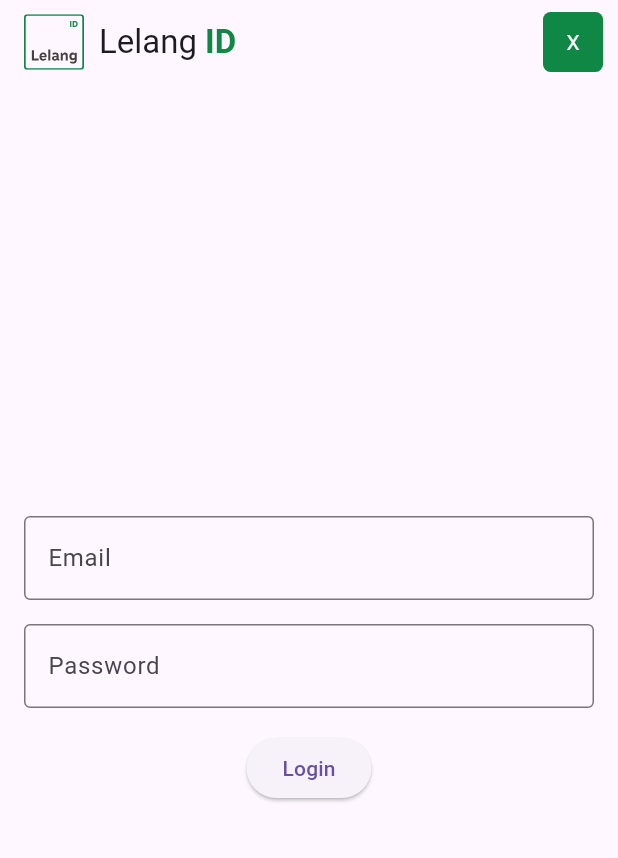
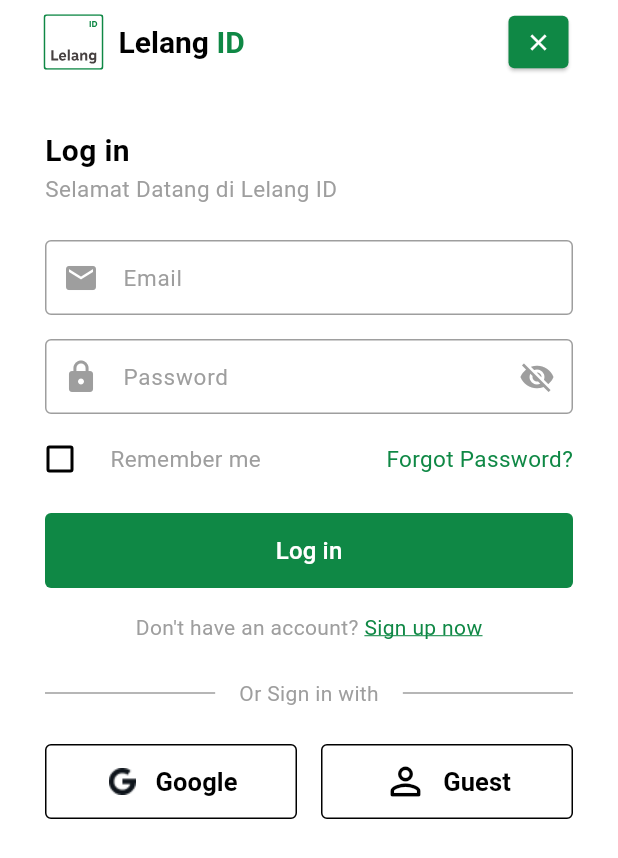
Before and after one commit to Rzki-Lil/lelangfb, a Flutter app: the screen it shows after launch, on a phone screen of 412 x 824 dp. Shown: the top 858 px of the screen. Run offline on Flutter 3.47's test engine with Material 3 defaults, Android fonts, the phone set to English and light mode, and no system bars; our stand-ins replace firebase_auth, firebase_core, flutter_svg, get, google_fonts, shared_preferences and 1 more; accounts and stored records are empty; Roboto replaces fonts that are missing (MotivaSans, MotivaSansBold).

Commit message:
proggres page Login - log anonim dll

```diff
--- a/lib/app/controllers/auth_controller.dart
+++ b/lib/app/controllers/auth_controller.dart
@@ -1,13 +1,36 @@
 import 'package:firebase_auth/firebase_auth.dart';
 import 'package:get/get.dart';
 import 'package:lelang_fb/app/routes/app_pages.dart';
+import 'package:shared_preferences/shared_preferences.dart';
 
 class AuthController extends GetxController {
-  //TODO: Implement AuthController
   FirebaseAuth auth = FirebaseAuth.instance;
+  RxBool rememberMe = false.obs;
+  RxBool isGuest = false.obs;
 
   // Menggunakan getter untuk stream auth status
   Stream<User?> get streamAuthStatus => auth.authStateChanges();
+
+  @override
+  void onInit() {
+    super.onInit();
+    loadRememberMeStatus();
+    checkGuestStatus();
+  }
+
+  void loadRememberMeStatus() async {
+    SharedPreferences prefs = await SharedPreferences.getInstance();
+    rememberMe.value = prefs.getBool('rememberMe') ?? false;
+    if (rememberMe.value) {
+      String? email = prefs.getString('email');
+      String? password = prefs.getString('password');
+      if (email != null && password != null) {
+        if (auth.currentUser == null) {
+          login(email, password);
+        }
+      }
+    }
+  }
 
   void login(String email, String password) async {
     try {
@@ -15,23 +38,82 @@
         email: email,
         password: password,
       );
+      if (rememberMe.value) {
+        saveLoginInfo(email, password);
+      } else {
+        clearLoginInfo();
+      }
       Get.offAllNamed(Routes.HOME);
-      Get.snackbar('Success', 'Logged in as ${userCredential.user?.email}');
+      Get.snackbar('Berhasil', 'Masuk sebagai ${userCredential.user?.email}');
     } on FirebaseAuthException catch (e) {
-      if (e.code == 'user-not-found') {
-        Get.snackbar('Error', 'No user found for that email.');
-      } else if (e.code == 'wrong-password') {
-        Get.snackbar('Error', 'Wrong password provided.');
-      } else {
-        Get.snackbar('Error', e.message ?? 'An error occurred');
+      print("FirebaseAuthException: ${e.code} - ${e.message}");
+      switch (e.code) {
+        case 'user-not-found':
+          Get.snackbar('Error', 'Tidak ada pengguna dengan email tersebut.');
+          break;
+        case 'wrong-password':
+          Get.snackbar('Error', 'Password yang dimasukkan salah.');
+          break;
+        case 'invalid-credential':
+          Get.snackbar('Error', 'Email atau password salah.');
+          break;
+        case 'invalid-email':
+          Get.snackbar('Error', 'Format email tidak valid.');
+          break;
+        case 'too-many-requests':
+          Get.snackbar('Error', 'Terlalu banyak percobaan. Coba lagi nanti.');
+          break;
+        default:
+          Get.snackbar('Error', e.message ?? 'Terjadi kesalahan saat login');
       }
     } catch (e) {
-      Get.snackbar('Error', 'An unexpected error occurred');
+      print("Unexpected error: $e");
+      Get.snackbar('Error', 'Terjadi kesalahan yang tidak terduga');
     }
+  }
+
+  void loginAsGuest() async {
+    try {
+      await auth.signInAnonymously();
+      isGuest.value = true;
+      Get.offAllNamed(Routes.HOME);
+      Get.snackbar('Berhasil', 'Masuk sebagai Tamu');
+    } catch (e) {
+      print("Error saat login sebagai tamu: $e");
+      Get.snackbar('Error', 'Gagal masuk sebagai Tamu');
+    }
+  }
+
+  void checkGuestStatus() {
+    isGuest.value = auth.currentUser?.isAnonymous ?? false;
   }
 
   void logout() async {
     await auth.signOut();
+    clearLoginInfo();
+    rememberMe.value = false;
+    isGuest.value = false;
     Get.offAllNamed(Routes.LOGIN);
   }
+
+  void saveLoginInfo(String email, String password) async {
+    SharedPreferences prefs = await SharedPreferences.getInstance();
+    await prefs.setString('email', email);
+    await prefs.setString('password', password);
+    await prefs.setBool('rememberMe', true);
+  }
+
+  void clearLoginInfo() async {
+    SharedPreferences prefs = await SharedPreferences.getInstance();
+    await prefs.remove('email');
+    await prefs.remove('password');
+    await prefs.remove('rememberMe');
+  }
+
+  Future<Map<String, String>> getLoginInfo() async {
+    SharedPreferences prefs = await SharedPreferences.getInstance();
+    String email = prefs.getString('email') ?? '';
+    String password = prefs.getString('password') ?? '';
+    return {'email': email, 'password': password};
+  }
 }
--- a/lib/app/modules/login/controllers/login_controller.dart
+++ b/lib/app/modules/login/controllers/login_controller.dart
@@ -4,6 +4,10 @@
   //TODO: Implement LoginController
 
   final count = 0.obs;
+
+  get emailC => null;
+
+  get passwordC => null;
   @override
   void onInit() {
     super.onInit();
--- a/lib/app/modules/login/views/login_view.dart
+++ b/lib/app/modules/login/views/login_view.dart
@@ -1,94 +1,238 @@
 import 'package:flutter/material.dart';
 import 'package:get/get.dart';
+import 'package:lelang_fb/app/routes/app_pages.dart';
 
 import '../../../../core/assets/assets.gen.dart';
 import '../../../../core/constants/color.dart';
 import '../controllers/login_controller.dart';
 import 'package:lelang_fb/app/controllers/auth_controller.dart';
+import 'package:lelang_fb/app/utils/buttons.dart';
+import 'package:lelang_fb/app/utils/custom_text_field.dart';
 
 class LoginView extends GetView<LoginController> {
   final emailC = TextEditingController();
   final passwordC = TextEditingController();
-  final authC = Get.find<AuthController>(); // Mendapatkan instance AuthController
+  final authC = Get.find<AuthController>();
 
   @override
   Widget build(BuildContext context) {
+    WidgetsBinding.instance.addPostFrameCallback((_) {
+      loadLoginInfo();
+    });
+
     return Scaffold(
       appBar: AppBar(
-        title: Row(
+        automaticallyImplyLeading: false,
+        title: Padding(
+          padding: const EdgeInsets.all(13.0),
+          child: Row(
+            mainAxisAlignment: MainAxisAlignment.spaceBetween,
+            children: [
+              Row(
                 children: [
                   Assets.svg.logoLelangV2.svg(width: 40),
                   SizedBox(width: 10),
                   Text(
                     "Lelang ",
-              style: TextStyle(fontFamily: 'MotivaSansBold'),
+                    style: TextStyle(
+                        fontWeight: FontWeight.w700),
                   ),
                   Text(
                     "ID",
                     style: TextStyle(
-                fontFamily: 'MotivaSansBold',
                       fontWeight: FontWeight.bold,
                       color: AppColors.hijauTua,
                     ),
                   ),
                 ],
               ),
-        actions: [
-          Padding(
-            padding: const EdgeInsets.only(right: 10),
-            child: GestureDetector(
-              onTap: () {
-                print("dsada");
+              ElevatedButton(
+                onPressed: () {
+                  print("Tombol X ditekan");
                 },
-              child: Container(
-                height: 40,
-                width: 40,
-                decoration: BoxDecoration(
-                  borderRadius: BorderRadius.circular(5),
-                  color: AppColors.hijauTua,
+                style: ElevatedButton.styleFrom(
+                  backgroundColor: AppColors.hijauTua,
+                  shape: RoundedRectangleBorder(
+                    borderRadius: BorderRadius.circular(4),
                   ),
-                child: Center(
-                  child: Text(
-                    "X",
-                    style: TextStyle(
-                      color: AppColors.white,
+                  minimumSize: Size(40, 35),
+                  padding: EdgeInsets.zero, // Menghilangkan padding default
+                ),
+                child: Icon(Icons.close, color: Colors.white),
+              ),
+            ],
           ),
         ),
       ),
+      body: Padding(
+        padding: const EdgeInsets.all(30.0),
+        child: Column(
+          crossAxisAlignment: CrossAxisAlignment.start,
+          children: [
+            Text(
+              "Log in",
+              style: TextStyle(
+
+                fontSize: 20,
+                fontWeight: FontWeight.w700,
               ),
             ),
-          )
+            Text(
+              "Selamat Datang di Lelang ID",
+              style: TextStyle(
+                   fontSize: 15, color: Colors.grey),
+            ),
+            SizedBox(height: 24),
+            CustomTextField(
+              controller: emailC,
+              labelText: 'Email',
+              prefixIcon: Icon(Icons.email),
+              keyboardType: TextInputType.emailAddress,
+              height: 50,
+            ),
+            SizedBox(height: 16),
+            CustomTextField(
+              controller: passwordC,
+              labelText: 'Password',
+              isPassword: true,
+              prefixIcon: Icon(Icons.lock),
+              height: 50,
+            ),
+            SizedBox(height: 10),
+            Row(
+              mainAxisAlignment: MainAxisAlignment.spaceBetween,
+              children: [
+                Transform.translate(
+                  offset: Offset(-10, 0),
+                  child: Obx(() => Container(
+                        child: Checkbox(
+                          value: authC.rememberMe.value,
+                          onChanged: (value) {
+                            authC.rememberMe.value = value!;
+                          },
+                          activeColor: AppColors.hijauTua,
+                          materialTapTargetSize:
+                              MaterialTapTargetSize.shrinkWrap,
+                        ),
+                      )),
+                ),
+                Transform.translate(
+                  offset: Offset(-40, 0),
+                  child: Text(
+                    "Remember me",
+                    style: TextStyle(
+                      fontSize: 15,
+                      color: Colors.grey,
+                    ),
+                  ),
+                ),
+                GestureDetector(
+                  onTap: () {
+                    print("Lupa password diklik");
+                  },
+                  child: Text(
+                    "Forgot Password?",
+                    style: TextStyle(
+                      fontSize: 15,
+                      color: AppColors.hijauTua,
+                    ),
+                  ),
+                ),
               ],
             ),
-      body: Padding(
-        padding: const EdgeInsets.all(16.0),
-        child: Column(
+            SizedBox(height: 16),
+            Button.filled(
+              onPressed: () => authC.login(emailC.text, passwordC.text),
+              label: 'Log in',
+              color: AppColors.hijauTua,
+              width: double.infinity,
+            ),
+            SizedBox(height: 16),
+            Row(
               mainAxisAlignment: MainAxisAlignment.center,
               children: [
-            TextField(
-              controller: emailC,
-              decoration: InputDecoration(
-                labelText: 'Email',
-                border: OutlineInputBorder(),
+                Text(
+                  "Don't have an account? ",
+                  style: TextStyle(
+                    fontSize: 14,
+                    color: Colors.grey,
                   ),
                 ),
-            SizedBox(height: 16),
-            TextField(
-              controller: passwordC,
-              decoration: InputDecoration(
-                labelText: 'Password',
-                border: OutlineInputBorder(),
+                GestureDetector(
+                  onTap: () {
+                    Get.toNamed(Routes.SIGNUP);
+                    print("Sign up now diklik");
+                  },
+                  child: Text(
+                    "Sign up now",
+                    style: TextStyle(
+                      fontSize: 14,
+                      color: AppColors.hijauTua,
+                      decoration: TextDecoration.underline,
+                      decorationColor: AppColors.hijauTua,
                     ),
-              obscureText: true,
                   ),
-            SizedBox(height: 16),
-            ElevatedButton(
-              onPressed: ()=> authC.login(emailC.text, passwordC.text),
-              child: Text('Login'),
+                ),
+              ],
+            ),
+            SizedBox(height: 24),
+            Row(
+              children: [
+                Expanded(child: Divider(color: Colors.grey)),
+                Padding(
+                  padding: EdgeInsets.symmetric(horizontal: 16),
+                  child: Text(
+                    "Or Sign in with",
+                    style: TextStyle(
+                      fontSize: 14,
+                      color: Colors.grey,
+                    ),
+                  ),
+                ),
+                Expanded(child: Divider(color: Colors.grey)),
+              ],
+            ),
+            SizedBox(height: 24),
+            Row(
+              children: [
+                Expanded(
+                  child: Button.outlined(
+                    onPressed: () {
+
+                      print("Login dengan Google");
+                    },
+                    label: 'Google',
+                    color: Colors.white,
+                    textColor: Colors.black,
+                    fontSize: 17,
+                    icon: Image.asset('assets/logo/google.png', height: 24),
+                  ),
+                ),
+                SizedBox(width: 16),
+                Expanded(
+                  child: Button.outlined(
+                    onPressed: () {
+                      authC.loginAsGuest();
+                    },
+                    label: 'Guest',
+                    color: Colors.white,
+                    fontSize: 17  ,
+                    textColor: Colors.black,
+                    icon: Icon(Icons.person_outline_rounded, color: Colors.black, size: 30),
+                    width: double.infinity,
+                  ),
+                ),
+              ],
             ),
           ],
         ),
       ),
     );
   }
+
+  void loadLoginInfo() async {
+    Map<String, String> loginInfo = await authC.getLoginInfo();
+    emailC.text = loginInfo['email'] ?? '';
+    passwordC.text = loginInfo['password'] ?? '';
   }
+}
--- /dev/null
+++ b/lib/app/utils/app_theme.dart
@@ -0,0 +1,55 @@
+import 'package:flutter/material.dart';
+import 'package:lelang_fb/core/constants/color.dart';  // Pastikan import ini sesuai dengan struktur proyek Anda
+
+class AppTheme {
+  static ThemeData get lightTheme {
+    return ThemeData(
+      scaffoldBackgroundColor: Colors.white,
+      appBarTheme: AppBarTheme(
+        backgroundColor: Colors.white,  // Gunakan backgroundColor alih-alih color
+        iconTheme: IconThemeData(color: Colors.black),
+        titleTextStyle: TextStyle(
+          color: Colors.black,
+          fontSize: 20,
+          fontWeight: FontWeight.bold,
+          fontFamily: 'MotivaSans',
+        ),
+      ),
+      fontFamily: 'MotivaSans',
+      textTheme: TextTheme(
+        displayLarge: TextStyle(fontFamily: 'MotivaSans', color: Colors.black),
+        displayMedium: TextStyle(fontFamily: 'MotivaSans', color: Colors.black),
+        displaySmall: TextStyle(fontFamily: 'MotivaSans', color: Colors.black),
+        headlineLarge: TextStyle(fontFamily: 'MotivaSans', color: Colors.black),
+        headlineMedium: TextStyle(fontFamily: 'MotivaSans', color: Colors.black),
+        headlineSmall: TextStyle(fontFamily: 'MotivaSans', color: Colors.black),
+        titleLarge: TextStyle(fontFamily: 'MotivaSans', color: Colors.black),
+        titleMedium: TextStyle(fontFamily: 'MotivaSans', color: Colors.black),
+        titleSmall: TextStyle(fontFamily: 'MotivaSans', color: Colors.black),
+        bodyLarge: TextStyle(fontFamily: 'MotivaSans', color: Colors.black),
+        bodyMedium: TextStyle(fontFamily: 'MotivaSans', color: Colors.black),
+        bodySmall: TextStyle(fontFamily: 'MotivaSans', color: Colors.black),
+        labelLarge: TextStyle(fontFamily: 'MotivaSans', color: Colors.black),
+        labelMedium: TextStyle(fontFamily: 'MotivaSans', color: Colors.black),
+        labelSmall: TextStyle(fontFamily: 'MotivaSans', color: Colors.black),
+      ),
+      colorScheme: ColorScheme.light(
+        primary: AppColors.hijauTua,
+        secondary: AppColors.hijauMuda,
+        background: Colors.white,
+        surface: Colors.white,
+        onPrimary: Colors.white,
+        onSecondary: Colors.black,
+        onBackground: Colors.black,
+        onSurface: Colors.black,
+        // Tambahkan warna lain sesuai kebutuhan
+      ),
+      // Tambahkan pengaturan tema lainnya di sini
+    );
+  }
+
+  // Jika Anda memerlukan tema gelap, Anda bisa menambahkannya seperti ini:
+  // static ThemeData get darkTheme {
+  //   // Definisikan tema gelap di sini
+  // }
+}
--- /dev/null
+++ b/lib/app/utils/buttons.dart
@@ -0,0 +1,108 @@
+import 'package:flutter/material.dart';
+
+enum ButtonStyle { filled, outlined }
+
+class Button extends StatelessWidget {
+  const Button.filled({
+    Key? key,
+    required this.onPressed,
+    required this.label,
+    this.color = Colors.blue,
+    this.textColor = Colors.white,
+    this.width = double.infinity,
+    this.height = 50.0,
+    this.borderRadius = 4.0,
+    this.icon,
+    this.disabled = false,
+    this.fontSize = 16.0,
+  })  : style = ButtonStyle.filled,
+        super(key: key);
+
+  const Button.outlined({
+    Key? key,
+    required this.onPressed,
+    required this.label,
+    this.color = Colors.white,
+    this.textColor = Colors.black,
+    this.width = double.infinity,
+    this.height = 50.0,
+    this.borderRadius = 4.0,
+    this.icon,
+    this.disabled = false,
+    this.fontSize = 14.0,
+  })  : style = ButtonStyle.outlined,
+        super(key: key);
+
+  final Function() onPressed;
+  final String label;
+  final ButtonStyle style;
+  final Color color;
+  final Color textColor;
+  final double width;
+  final double height;
+  final double borderRadius;
+  final Widget? icon;
+  final bool disabled;
+  final double fontSize;
+
+  @override
+  Widget build(BuildContext context) {
+    return SizedBox(
+      height: height,
+      width: width,
+      child: style == ButtonStyle.filled
+          ? FilledButton(
+              onPressed: disabled ? null : onPressed,
+              style: FilledButton.styleFrom(
+                backgroundColor: color,
+                shape: RoundedRectangleBorder(
+                  borderRadius: BorderRadius.circular(borderRadius),
+                ),
+              ),
+              child: Row(
+                mainAxisAlignment: MainAxisAlignment.center,
+                children: [
+                  if (icon != null) ...[
+                    icon!,
+                    const SizedBox(width: 10.0),
+                  ],
+                  Text(
+                    label,
+                    style: TextStyle(
+                      color: textColor,
+                      fontSize: fontSize,
+                      fontFamily: 'MotivaSans',
+                    ),
+                  ),
+                ],
+              ),
+            )
+          : OutlinedButton(
+              onPressed: disabled ? null : onPressed,
+              style: OutlinedButton.styleFrom(
+                side: BorderSide(color: textColor),
+                shape: RoundedRectangleBorder(
+                  borderRadius: BorderRadius.circular(borderRadius),
+                ),
+              ),
+              child: Row(
+                mainAxisAlignment: MainAxisAlignment.center,
+                children: [
+                  if (icon != null) ...[
+                    icon!,
+                    const SizedBox(width: 10.0),
+                  ],
+                  Text(
+                    label,
+                    style: TextStyle(
+                      color: textColor,
+                      fontSize: fontSize,
+                      fontWeight: FontWeight.w600,
+                    ),
+                  ),
+                ],
+              ),
+            ),
+    );
+  }
+}
--- /dev/null
+++ b/lib/app/utils/custom_text_field.dart
@@ -0,0 +1,114 @@
+import 'package:flutter/material.dart';
+import '../../../../core/constants/color.dart';
+
+class CustomTextField extends StatefulWidget {
+  final TextEditingController controller;
+  final String labelText;
+  final bool isPassword;
+  final Icon? prefixIcon;
+  final double borderRadius;
+  final TextInputType keyboardType;
+  final FormFieldValidator<String>? validator;
+  final double? height;
+
+  const CustomTextField({
+    Key? key,
+    required this.controller,
+    required this.labelText,
+    this.isPassword = false,
+    this.prefixIcon,
+    this.borderRadius = 4.0,
+    this.keyboardType = TextInputType.text,
+    this.validator,
+    this.height,
+  }) : super(key: key);
+
+  @override
+  _CustomTextFieldState createState() => _CustomTextFieldState();
+}
+
+class _CustomTextFieldState extends State<CustomTextField> {
+  final FocusNode _focusNode = FocusNode();
+  bool _obscureText = true;
+  bool _isFocused = false;
+
+  @override
+  void initState() {
+    super.initState();
+    _focusNode.addListener(() {
+      setState(() {
+        _isFocused = _focusNode.hasFocus;
+      });
+    });
+  }
+
+  @override
+  void dispose() {
+    _focusNode.dispose();
+    super.dispose();
+  }
+
+  @override
+  Widget build(BuildContext context) {
+    final Color activeColor = AppColors.hijauTua;
+    final Color inactiveColor = Colors.grey;
+
+    return SizedBox(
+      height: widget.height,
+      child: TextFormField(
+        controller: widget.controller,
+        obscureText: widget.isPassword ? _obscureText : false,
+        keyboardType: widget.keyboardType,
+        validator: widget.validator,
+        focusNode: _focusNode,
+        style: TextStyle(
+          color: _isFocused ? activeColor : Colors.black,
+          fontFamily: 'MotivaSans',
+          fontSize: 15,
+        ),
+        cursorColor: activeColor,
+        decoration: InputDecoration(
+          labelText: widget.labelText,
+          labelStyle: TextStyle(
+            color: _isFocused ? activeColor : inactiveColor,
+            fontFamily: 'MotivaSans',
+            fontSize: 15,
+          ),
+          prefixIcon: widget.prefixIcon != null
+              ? IconTheme(
+                  data: IconThemeData(
+                    color: _isFocused ? activeColor : inactiveColor,
+                  ),
+                  child: widget.prefixIcon!,
+                )
+              : null,
+          suffixIcon: widget.isPassword
+              ? IconButton(
+                  icon: Icon(
+                    _obscureText ? Icons.visibility_off : Icons.visibility,
+                    color: _isFocused ? activeColor : inactiveColor,
+                  ),
+                  onPressed: () {
+                    setState(() {
+                      _obscureText = !_obscureText;
+                    });
+                  },
+                )
+              : null,
+          border: OutlineInputBorder(
+            borderRadius: BorderRadius.circular(widget.borderRadius),
+            borderSide: BorderSide(color: inactiveColor),
+          ),
+          enabledBorder: OutlineInputBorder(
+            borderRadius: BorderRadius.circular(widget.borderRadius),
+            borderSide: BorderSide(color: inactiveColor),
+          ),
+          focusedBorder: OutlineInputBorder(
+            borderRadius: BorderRadius.circular(widget.borderRadius),
+            borderSide: BorderSide(color: activeColor, width: 1.5),
+          ),
+        ),
+      ),
+    );
+  }
+}
--- a/lib/core/constants/color.dart
+++ b/lib/core/constants/color.dart
@@ -2,6 +2,7 @@
 
 class AppColors {
   static const Color hijauTua = Color(0xff0F8845);
+  static const Color hijauMuda = Color(0xff2ECC71);
   static const Color white = Color(0xffFFFFFF);
   static const Color black = Color(0xff000000);
   static const Color tertiery = Color(0xffE6AD1E);
--- a/lib/main.dart
+++ b/lib/main.dart
@@ -4,6 +4,7 @@
 import 'package:get/get.dart';
 import 'package:lelang_fb/app/controllers/auth_controller.dart';
 import 'package:lelang_fb/app/utils/loading.dart';
+import 'package:lelang_fb/app/utils/app_theme.dart';
 
 import 'app/routes/app_pages.dart';
 
@@ -15,6 +16,7 @@
 
 class MyApp extends StatelessWidget {
   final authC = Get.put(AuthController(), permanent: true);
+
   @override
   Widget build(BuildContext context) {
     return FutureBuilder(
@@ -25,7 +27,7 @@
             debugShowCheckedModeBanner: false,
             getPages: AppPages.routes,
             initialRoute: Routes.SPLASH,
-
+            theme: AppTheme.lightTheme,
           );
         } else {
           return StreamBuilder<User?>(
@@ -38,6 +40,7 @@
                       snapshot.data != null ? Routes.HOME : Routes.LOGIN,
                   getPages: AppPages.routes,
                   debugShowCheckedModeBanner: false,
+                  theme: AppTheme.lightTheme,
                 );
               }
               return LoadingView();
--- a/pubspec.yaml
+++ b/pubspec.yaml
@@ -36,6 +36,7 @@
   flutter_svg: ^2.0.10+1
   get: ^4.6.6
   google_fonts: ^6.2.1
+  shared_preferences: ^2.3.2
 
 dev_dependencies:
   build_runner: ^2.4.13
```
Also changed, not shown: assets/logo/google.png (added), pubspec.lock, 1 other file. Lines whose indentation alone changed are shown as unchanged.
